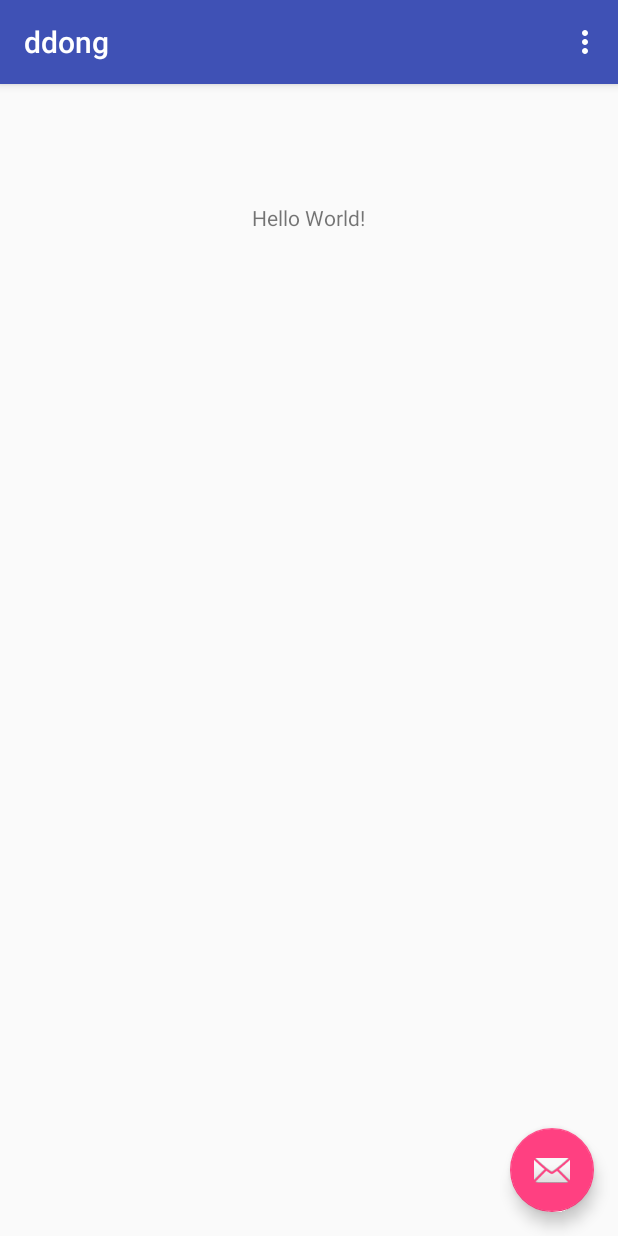
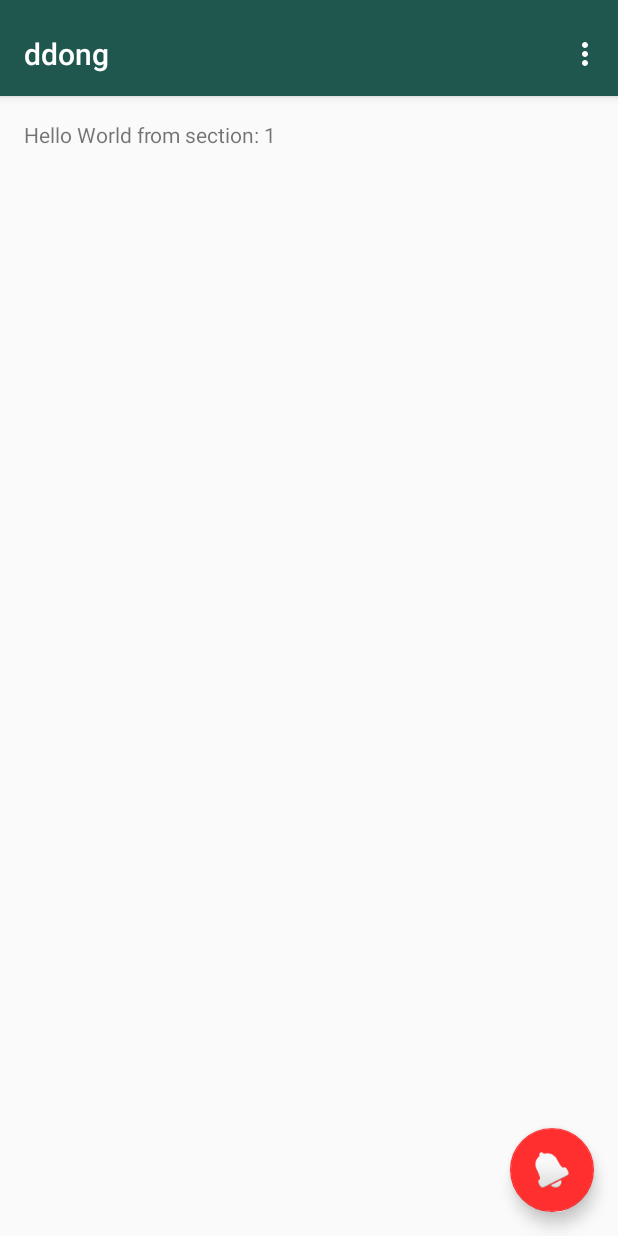
Before and after one commit to floor-thirteen/ddong, an Android app: the screen it shows after launch (DingDong before the commit, DingDongTabbedActivity after it), on a phone screen of 412 x 824 dp. Run offline under Robolectric (Android 15) with nearby library versions, the phone set to English and light mode, and no system bars; our stand-ins replace Volley.

Commit message:
Changed UI to tabbed, updated icon, can send ddongs now

```diff
--- a/app/build.gradle
+++ b/app/build.gradle
@@ -25,4 +25,5 @@ dependencies {
     testCompile 'junit:junit:4.12'
     compile 'com.android.support:appcompat-v7:23.1.1'
     compile 'com.android.support:design:23.1.1'
+    compile 'com.mcxiaoke.volley:library:1.0.19'
 }
--- /dev/null
+++ b/app/src/main/java/thirteen13/ddong/DdongPagerAdapter.java
@@ -0,0 +1,85 @@
+package thirteen13.ddong;
+
+import android.os.Bundle;
+import android.support.v4.app.Fragment;
+import android.support.v4.app.FragmentManager;
+import android.support.v4.app.FragmentPagerAdapter;
+import android.view.LayoutInflater;
+import android.view.View;
+import android.view.ViewGroup;
+import android.widget.TextView;
+
+
+
+/**
+ * A {@link FragmentPagerAdapter} that returns a fragment corresponding to
+ * one of the sections/tabs/pages.
+ */
+public class DdongPagerAdapter extends FragmentPagerAdapter {
+
+    /**
+     * A placeholder fragment containing a simple view.
+     */
+    public static class PlaceholderFragment extends Fragment {
+        /**
+         * The fragment argument representing the section number for this
+         * fragment.
+         */
+        private static final String ARG_SECTION_NUMBER = "section_number";
+
+        public PlaceholderFragment() {
+        }
+
+        /**
+         * Returns a new instance of this fragment for the given section
+         * number.
+         */
+        public static PlaceholderFragment newInstance(int sectionNumber) {
+            PlaceholderFragment fragment = new PlaceholderFragment();
+            Bundle args = new Bundle();
+            args.putInt(ARG_SECTION_NUMBER, sectionNumber);
+            fragment.setArguments(args);
+            return fragment;
+        }
+
+        @Override
+        public View onCreateView(LayoutInflater inflater, ViewGroup container,
+                                 Bundle savedInstanceState) {
+            View rootView = inflater.inflate(R.layout.fragment_ding_dong_tabbed, container, false);
+            TextView textView = (TextView) rootView.findViewById(R.id.section_label);
+            textView.setText(getString(R.string.section_format, getArguments().getInt(ARG_SECTION_NUMBER)));
+            return rootView;
+        }
+    }
+
+
+    public DdongPagerAdapter(FragmentManager fm) {
+        super(fm);
+    }
+
+    @Override
+    public Fragment getItem(int position) {
+        // getItem is called to instantiate the fragment for the given page.
+        // Return a PlaceholderFragment (defined as a static inner class below).
+        return PlaceholderFragment.newInstance(position + 1);
+    }
+
+    @Override
+    public int getCount() {
+        // Show 3 total pages.
+        return 3;
+    }
+
+    @Override
+    public CharSequence getPageTitle(int position) {
+        switch (position) {
+            case 0:
+                return "SECTION 1";
+            case 1:
+                return "SECTION 2";
+            case 2:
+                return "SECTION 3";
+        }
+        return null;
+    }
+}
--- a/app/src/main/java/thirteen13/ddong/DingDong.java
+++ /dev/null
@@ -1,59 +0,0 @@
-package thirteen13.ddong;
-
-import android.os.Bundle;
-import android.support.design.widget.FloatingActionButton;
-import android.support.design.widget.Snackbar;
-import android.support.v7.app.AppCompatActivity;
-import android.support.v7.widget.Toolbar;
-import android.view.View;
-import android.view.Menu;
-import android.view.MenuItem;
-import android.widget.Toast;
-
-
-public class DingDong extends AppCompatActivity {
-
-    @Override
-    protected void onCreate(Bundle savedInstanceState) {
-        super.onCreate(savedInstanceState);
-        setContentView(R.layout.activity_ding_dong);
-        Toolbar toolbar = (Toolbar) findViewById(R.id.toolbar);
-        setSupportActionBar(toolbar);
-
-        FloatingActionButton fab = (FloatingActionButton) findViewById(R.id.fab);
-        fab.setOnClickListener(new View.OnClickListener() {
-            @Override
-            public void onClick(View view) {
-                Toast.makeText(DingDong.this, "Send HTTP request here", Toast.LENGTH_SHORT).show();
-
-                DingDongMediaPlayer mp = new DingDongMediaPlayer(getApplicationContext(), R.raw.doorbell);
-                ThreadedDingger d = new ThreadedDingger(mp);
-                Thread dings = new Thread(d);
-                dings.start();
-
-            }
-        });
-    }
-
-    @Override
-    public boolean onCreateOptionsMenu(Menu menu) {
-        // Inflate the menu; this adds items to the action bar if it is present.
-        getMenuInflater().inflate(R.menu.menu_ding_dong, menu);
-        return true;
-    }
-
-    @Override
-    public boolean onOptionsItemSelected(MenuItem item) {
-        // Handle action bar item clicks here. The action bar will
-        // automatically handle clicks on the Home/Up button, so long
-        // as you specify a parent activity in AndroidManifest.xml.
-        int id = item.getItemId();
-
-        //noinspection SimplifiableIfStatement
-        if (id == R.id.action_settings) {
-            return true;
-        }
-
-        return super.onOptionsItemSelected(item);
-    }
-}
--- /dev/null
+++ b/app/src/main/java/thirteen13/ddong/DingDongTabbedActivity.java
@@ -0,0 +1,112 @@
+package thirteen13.ddong;
+
+import android.support.design.widget.FloatingActionButton;
+import android.support.design.widget.Snackbar;
+import android.support.v7.app.AppCompatActivity;
+import android.support.v7.widget.Toolbar;
+
+import android.support.v4.app.FragmentPagerAdapter;
+import android.support.v4.view.ViewPager;
+import android.os.Bundle;
+import android.view.Menu;
+import android.view.MenuItem;
+import android.view.View;
+
+import com.android.volley.Request;
+import com.android.volley.RequestQueue;
+import com.android.volley.Response;
+import com.android.volley.VolleyError;
+import com.android.volley.toolbox.StringRequest;
+import com.android.volley.toolbox.Volley;
+
+public class DingDongTabbedActivity extends AppCompatActivity {
+
+    /**
+     * The {@link android.support.v4.view.PagerAdapter} that will provide
+     * fragments for each of the sections. We use a
+     * {@link FragmentPagerAdapter} derivative, which will keep every
+     * loaded fragment in memory. If this becomes too memory intensive, it
+     * may be best to switch to a
+     * {@link android.support.v4.app.FragmentStatePagerAdapter}.
+     */
+    private DdongPagerAdapter mPagerAdapter;
+
+    /**
+     * The {@link ViewPager} that will host the section contents.
+     */
+    private ViewPager mViewPager;
+
+    @Override
+    protected void onCreate(Bundle savedInstanceState) {
+        super.onCreate(savedInstanceState);
+        setContentView(R.layout.activity_ding_dong_tabbed);
+
+        Toolbar toolbar = (Toolbar) findViewById(R.id.toolbar);
+        setSupportActionBar(toolbar);
+        // Create the adapter that will return a fragment for each of the three
+        // primary sections of the activity.
+        mPagerAdapter = new DdongPagerAdapter(getSupportFragmentManager());
+
+        // Set up the ViewPager with the sections adapter.
+        mViewPager = (ViewPager) findViewById(R.id.container);
+        mViewPager.setAdapter(mPagerAdapter);
+
+
+        FloatingActionButton fab = (FloatingActionButton) findViewById(R.id.fab);
+        fab.setOnClickListener(new View.OnClickListener() {
+            @Override
+            public void onClick(final View view) {
+
+                // Instantiate the RequestQueue.
+                RequestQueue queue = Volley.newRequestQueue(DingDongTabbedActivity.this);
+                String url ="http://ddong.herokuapp.com/";
+
+                // Request a string response from the provided URL.
+                StringRequest stringRequest = new StringRequest(Request.Method.GET, url,
+                        new Response.Listener<String>() {
+                            @Override
+                            public void onResponse(String response) {
+                                Snackbar.make(view, "Sent ddong", Snackbar.LENGTH_LONG)
+                                        .setAction("Action", null).show();
+                            }
+                        }, new Response.ErrorListener() {
+                    @Override
+                    public void onErrorResponse(VolleyError error) {
+                        Snackbar.make(view, "ddong failed", Snackbar.LENGTH_LONG)
+                                .setAction("Action", null).show();
+                    }
+                });
+
+                // Add the request to the RequestQueue.
+                queue.add(stringRequest);
+            }
+        });
+
+    }
+
+
+    @Override
+    public boolean onCreateOptionsMenu(Menu menu) {
+        // Inflate the menu; this adds items to the action bar if it is present.
+        getMenuInflater().inflate(R.menu.menu_ding_dong_tabbed, menu);
+        return true;
+    }
+
+    @Override
+    public boolean onOptionsItemSelected(MenuItem item) {
+        // Handle action bar item clicks here. The action bar will
+        // automatically handle clicks on the Home/Up button, so long
+        // as you specify a parent activity in AndroidManifest.xml.
+        int id = item.getItemId();
+
+        //noinspection SimplifiableIfStatement
+        if (id == R.id.action_settings) {
+            return true;
+        }
+
+        return super.onOptionsItemSelected(item);
+    }
+
+
+
+}
--- a/app/src/main/res/layout/activity_ding_dong.xml
+++ b/app/src/main/res/layout/activity_ding_dong_tabbed.xml
@@ -2,14 +2,17 @@
 <android.support.design.widget.CoordinatorLayout xmlns:android="http://schemas.android.com/apk/res/android"
     xmlns:app="http://schemas.android.com/apk/res-auto"
     xmlns:tools="http://schemas.android.com/tools"
+    android:id="@+id/main_content"
     android:layout_width="match_parent"
     android:layout_height="match_parent"
     android:fitsSystemWindows="true"
-    tools:context="thirteen13.ddong.DingDong">
+    tools:context="thirteen13.ddong.DingDongTabbedActivity">
 
     <android.support.design.widget.AppBarLayout
+        android:id="@+id/appbar"
         android:layout_width="match_parent"
         android:layout_height="wrap_content"
+        android:paddingTop="@dimen/appbar_padding_top"
         android:theme="@style/AppTheme.AppBarOverlay">
 
         <android.support.v7.widget.Toolbar
@@ -17,18 +20,25 @@
             android:layout_width="match_parent"
             android:layout_height="?attr/actionBarSize"
             android:background="?attr/colorPrimary"
-            app:popupTheme="@style/AppTheme.PopupOverlay" />
+            app:layout_scrollFlags="scroll|enterAlways"
+            app:popupTheme="@style/AppTheme.PopupOverlay">
+
+        </android.support.v7.widget.Toolbar>
 
     </android.support.design.widget.AppBarLayout>
 
-    <include layout="@layout/content_ding_dong" />
+    <android.support.v4.view.ViewPager
+        android:id="@+id/container"
+        android:layout_width="match_parent"
+        android:layout_height="match_parent"
+        app:layout_behavior="@string/appbar_scrolling_view_behavior" />
 
     <android.support.design.widget.FloatingActionButton
         android:id="@+id/fab"
         android:layout_width="wrap_content"
         android:layout_height="wrap_content"
-        android:layout_gravity="bottom|end"
+        android:layout_gravity="end|bottom"
         android:layout_margin="@dimen/fab_margin"
-        android:src="@android:drawable/ic_dialog_email" />
+        android:src="@android:drawable/ic_popup_reminder" />
 
 </android.support.design.widget.CoordinatorLayout>
--- a/app/src/main/res/layout/content_ding_dong.xml
+++ b/app/src/main/res/layout/fragment_ding_dong_tabbed.xml
@@ -1,6 +1,4 @@
-<?xml version="1.0" encoding="utf-8"?>
 <RelativeLayout xmlns:android="http://schemas.android.com/apk/res/android"
-    xmlns:app="http://schemas.android.com/apk/res-auto"
     xmlns:tools="http://schemas.android.com/tools"
     android:layout_width="match_parent"
     android:layout_height="match_parent"
@@ -8,17 +6,11 @@
     android:paddingLeft="@dimen/activity_horizontal_margin"
     android:paddingRight="@dimen/activity_horizontal_margin"
     android:paddingTop="@dimen/activity_vertical_margin"
-    app:layout_behavior="@string/appbar_scrolling_view_behavior"
-    tools:context="thirteen13.ddong.DingDong"
-    tools:showIn="@layout/activity_ding_dong">
+    tools:context="thirteen13.ddong.DingDongTabbedActivity$PlaceholderFragment">
 
     <TextView
+        android:id="@+id/section_label"
         android:layout_width="wrap_content"
-        android:layout_height="wrap_content"
-        android:text="Hello World!"
-        android:layout_alignParentTop="true"
-        android:layout_centerHorizontal="true"
-        android:layout_marginTop="63dp"
-        android:id="@+id/textView" />
+        android:layout_height="wrap_content" />
 
 </RelativeLayout>
--- a/app/src/main/res/menu/menu_ding_dong.xml
+++ b/app/src/main/res/menu/menu_ding_dong_tabbed.xml
@@ -1,7 +1,7 @@
 <menu xmlns:android="http://schemas.android.com/apk/res/android"
     xmlns:app="http://schemas.android.com/apk/res-auto"
     xmlns:tools="http://schemas.android.com/tools"
-    tools:context="thirteen13.ddong.DingDong">
+    tools:context="thirteen13.ddong.DingDongTabbedActivity">
     <item
         android:id="@+id/action_settings"
         android:orderInCategory="100"
--- a/app/src/main/res/values/colors.xml
+++ b/app/src/main/res/values/colors.xml
@@ -1,6 +1,6 @@
 <?xml version="1.0" encoding="utf-8"?>
 <resources>
-    <color name="colorPrimary">#3F51B5</color>
-    <color name="colorPrimaryDark">#303F9F</color>
-    <color name="colorAccent">#FF4081</color>
+    <color name="colorPrimary">#1F574E</color>
+    <color name="colorPrimaryDark">#FFDA2F</color>
+    <color name="colorAccent">#FF2F2F</color>
 </resources>
--- a/app/src/main/res/values/dimens.xml
+++ b/app/src/main/res/values/dimens.xml
@@ -3,4 +3,5 @@
     <dimen name="activity_horizontal_margin">16dp</dimen>
     <dimen name="activity_vertical_margin">16dp</dimen>
     <dimen name="fab_margin">16dp</dimen>
+    <dimen name="appbar_padding_top">8dp</dimen>
 </resources>
--- a/app/src/main/res/values/strings.xml
+++ b/app/src/main/res/values/strings.xml
@@ -1,5 +1,8 @@
 <resources>
     <string name="app_name">ddong</string>
     <string name="action_settings">Settings</string>
+    <string name="dingdong_activity_name">ddong</string>
     <string name="title_activity_ding_dong_selection">DingDongSelection</string>
+    <string name="title_activity_ding_dong_tabbed">ddong</string>
+    <string name="section_format">Hello World from section: %1$d</string>
 </resources>
```
Also changed, not shown: app/src/main/AndroidManifest.xml (+12 -12 lines), app/src/main/java/thirteen13/ddong/DingDongPushBroadcastReceiver.java (line endings or trailing spaces), app/src/main/res/drawable/ring6.png (added), 2 other files.
